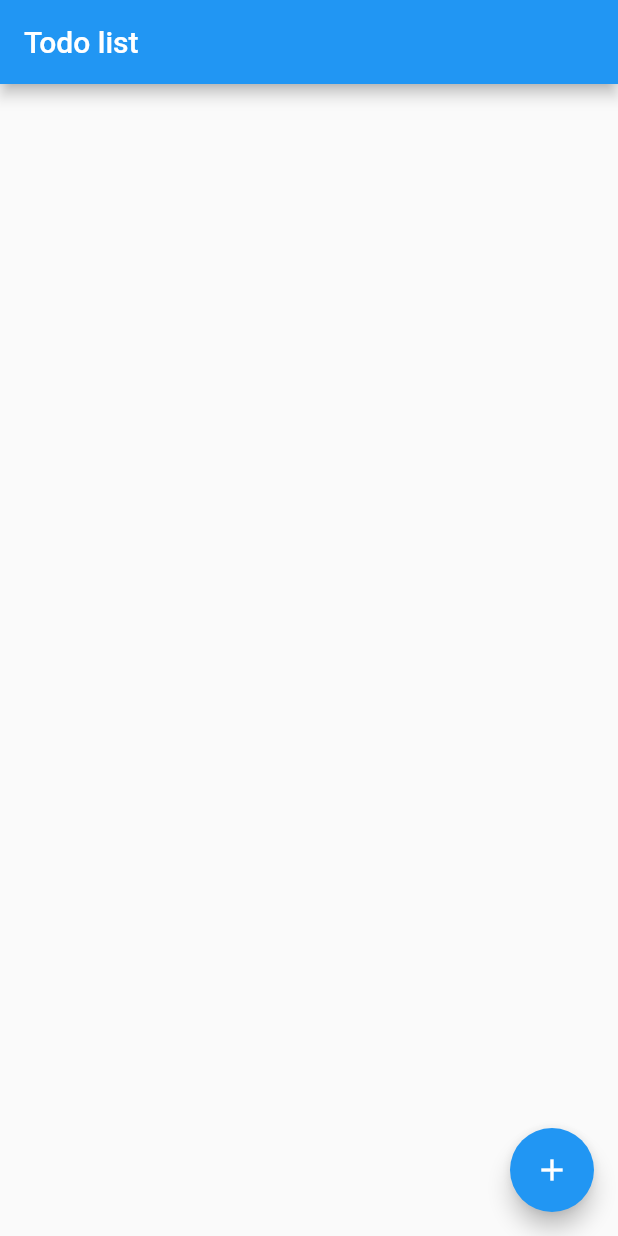
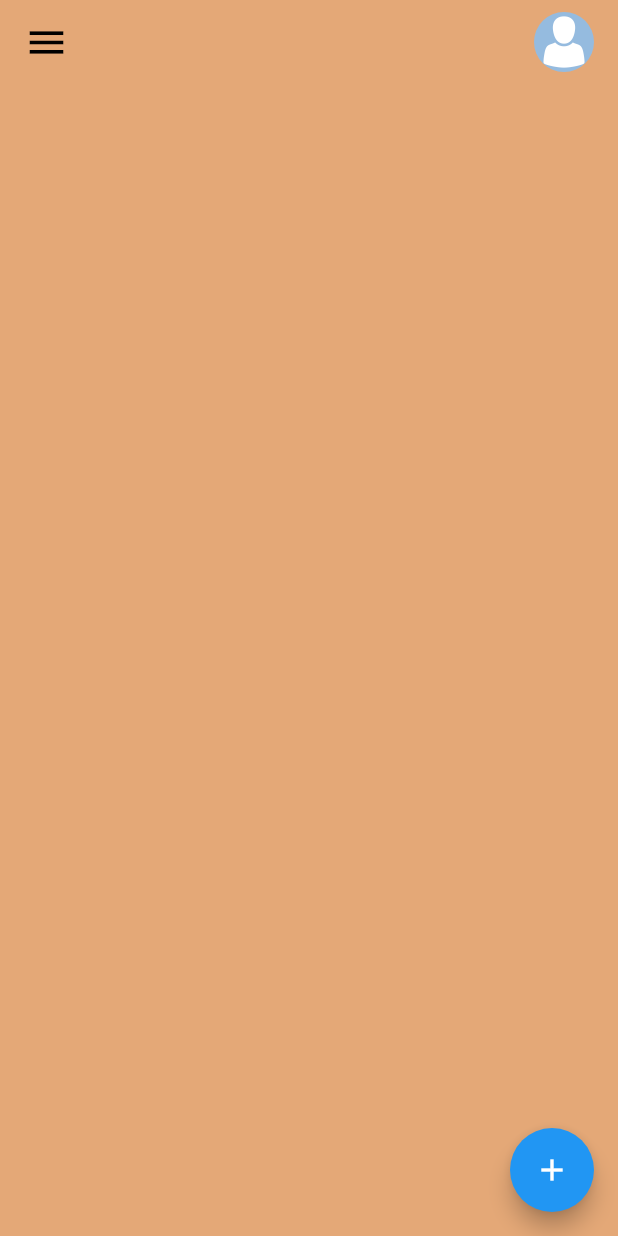
Before and after one commit to IeuanWyn/WhatsNext, a Flutter app: the screen it shows after launch, on a phone screen of 412 x 824 dp. Run offline on Flutter 3.47's test engine with Material 2 defaults, Android fonts, the phone set to English and light mode, and no system bars.

Commit message:
App bar changes

```diff
--- a/lib/src/constants/colours.dart
+++ b/lib/src/constants/colours.dart
@@ -1,3 +1,4 @@
 import 'package:flutter/material.dart';
 
-const Color tdBGColour = Colors.blue;
+const Color tdBGColour = Color.fromARGB(255, 228, 168, 119);
+const Color tdBlack = Color.fromARGB(255, 0, 0, 0);
--- a/lib/src/features/list/presentation/todo_screen/ToDoList.dart
+++ b/lib/src/features/list/presentation/todo_screen/ToDoList.dart
@@ -17,9 +17,24 @@ class _TodoListState extends State<TodoList> {
   @override
   Widget build(BuildContext context) {
     return Scaffold(
+      backgroundColor: tdBGColour,
       appBar: AppBar(
-        title: const Text('Todo list'),
         backgroundColor: tdBGColour,
+        elevation: 0,
+        title: Row(
+          mainAxisAlignment: MainAxisAlignment.spaceBetween,
+          children: [
+            Icon(Icons.menu, color: tdBlack, size: 30),
+            Container(
+              height: 40,
+              width: 40,
+              child: ClipRRect(
+                borderRadius: BorderRadius.circular(20),
+                child: Image.asset('assets/images/avatar.png'),
+              ),
+            )
+          ],
+        ),
       ),
       body: ListView(
         padding: const EdgeInsets.all(20.0),
--- a/lib/src/main.dart
+++ b/lib/src/main.dart
@@ -11,6 +11,7 @@ class WhatsNextApp extends StatelessWidget {
   @override
   Widget build(BuildContext context) {
     return const MaterialApp(
+      debugShowCheckedModeBanner: false,
       title: 'Whats Next',
       home: TodoList(),
     );
--- a/pubspec.yaml
+++ b/pubspec.yaml
@@ -59,8 +59,8 @@ flutter:
   uses-material-design: true
 
   # To add assets to your application, add an assets section, like this:
-  # assets:
-  #   - images/a_dot_burr.jpeg
+  assets:
+     - assets/images/avatar.png
   #   - images/a_dot_ham.jpeg
 
   # An image asset can refer to one or more resolution-specific "variants", see
```
Also changed, not shown: assets/images/avatar.png (added), 2 other files.
